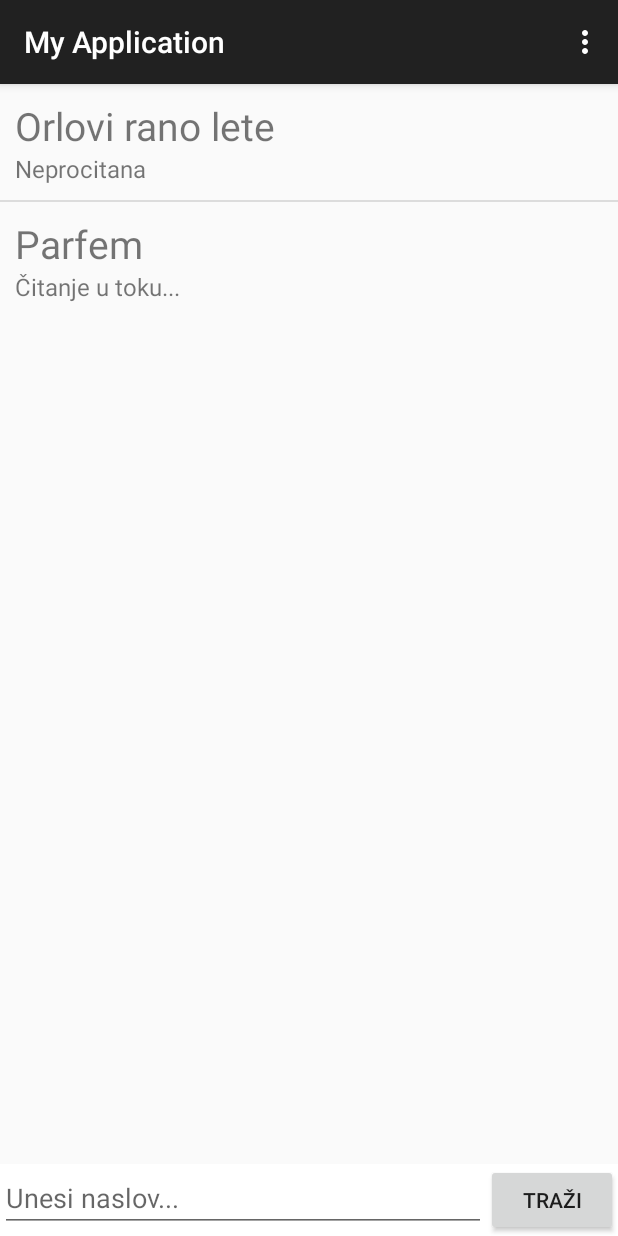
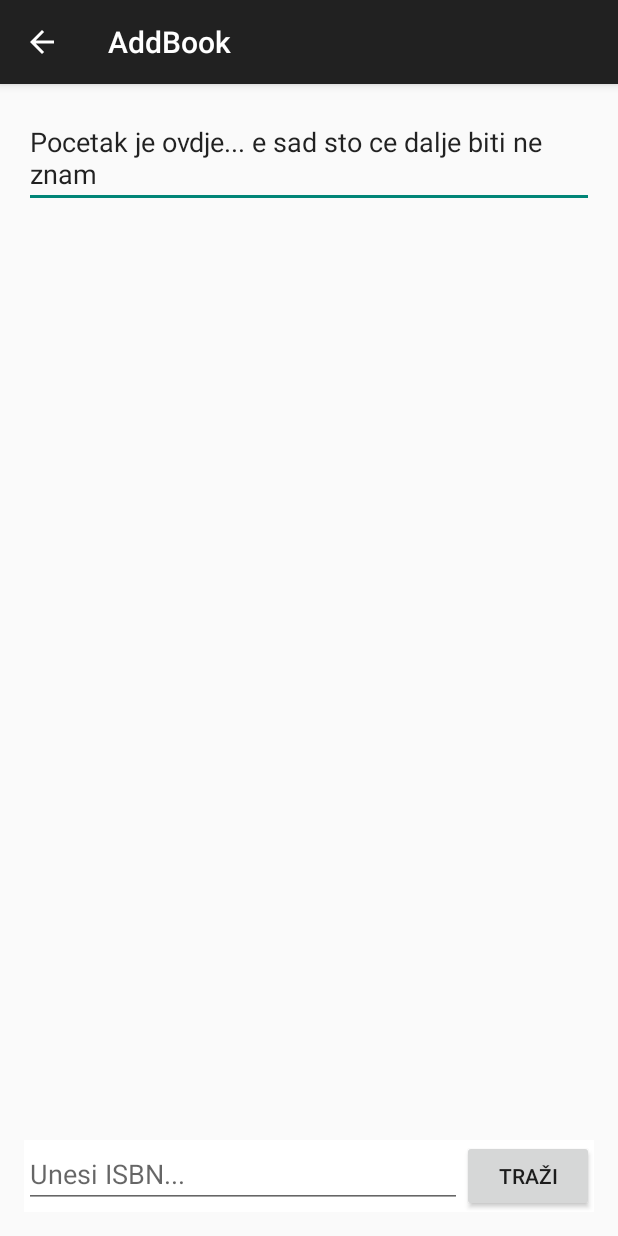
Before and after one commit to SumejjaPorca/PKKSBookDiary, an Android app: the screen it shows after launch (MainActivity before the commit, AddBook after it), in the options menu, after a tap on "Dodaj knjigu...", on a phone screen of 412 x 824 dp. Run offline under Robolectric (Android 15) with nearby library versions, the phone set to English and light mode, and no system bars.

```diff
--- a/MyApplication/app/src/main/java/ba/unsa/etf/pkks/sil/myapplication/BookDisplayActivity.java
+++ b/MyApplication/app/src/main/java/ba/unsa/etf/pkks/sil/myapplication/BookDisplayActivity.java
@@ -39,7 +39,7 @@ public class BookDisplayActivity extends AppCompatActivity {
         int id = item.getItemId();
 
         //noinspection SimplifiableIfStatement
-        if (id == R.id.action_settings) {
+        if (id == R.id.add_book) {
             return true;
         }
 
--- a/MyApplication/app/src/main/java/ba/unsa/etf/pkks/sil/myapplication/MainActivity.java
+++ b/MyApplication/app/src/main/java/ba/unsa/etf/pkks/sil/myapplication/MainActivity.java
@@ -52,7 +52,9 @@ public class MainActivity extends AppCompatActivity {
         int id = item.getItemId();
 
         //noinspection SimplifiableIfStatement
-        if (id == R.id.action_settings) {
+        if (id == R.id.add_book) {
+            Intent intent = new Intent(this,AddBook.class);
+            startActivity(intent);
             return true;
         }
 
--- /dev/null
+++ b/MyApplication/app/src/main/res/layout/activity_add_book.xml
@@ -0,0 +1,36 @@
+<RelativeLayout xmlns:android="http://schemas.android.com/apk/res/android"
+    xmlns:tools="http://schemas.android.com/tools" android:layout_width="match_parent"
+    android:layout_height="match_parent" android:paddingLeft="@dimen/activity_horizontal_margin"
+    android:paddingRight="@dimen/activity_horizontal_margin"
+    android:paddingTop="@dimen/activity_vertical_margin"
+    android:paddingBottom="@dimen/activity_vertical_margin"
+    tools:context="ba.unsa.etf.pkks.sil.myapplication.AddBook">
+    <EditText
+        android:layout_width="match_parent"
+        android:layout_height="wrap_content"
+        android:id="@+id/add_book_show"
+        android:text="Pocetak je ovdje... e sad sto ce dalje biti ne znam"/>
+
+    <LinearLayout
+        android:layout_width="match_parent"
+        android:layout_height="wrap_content"
+        android:layout_alignParentBottom="true"
+        android:background="@android:color/white"
+        android:orientation="horizontal">
+
+
+        <EditText android:id="@+id/edit_search_isbn"
+            android:layout_height="wrap_content"
+            android:layout_width="0dp"
+            android:layout_weight="9"
+            android:hint="@string/enter_isbn"
+            />
+
+        <Button
+            android:layout_width="wrap_content"
+            android:layout_height="wrap_content"
+            android:text="@string/button_search"
+            android:onClick="searchBooks"
+            />
+    </LinearLayout>
+</RelativeLayout>
--- a/MyApplication/app/src/main/res/layout/fragment_display_message.xml
+++ /dev/null
@@ -1,6 +0,0 @@
-<?xml version="1.0" encoding="utf-8"?>
-<LinearLayout xmlns:android="http://schemas.android.com/apk/res/android"
-    android:orientation="vertical" android:layout_width="match_parent"
-    android:layout_height="match_parent">
-
-</LinearLayout>
--- a/MyApplication/app/src/main/res/values/strings.xml
+++ b/MyApplication/app/src/main/res/values/strings.xml
@@ -15,4 +15,6 @@
     <string name="enter_title">Unesi naslov...</string>
     <string name="button_search">Traži</string>
     <string name="add_book">Dodaj knjigu...</string>
+    <string name="title_activity_add_book">AddBook</string>
+    <string name="enter_isbn">Unesi ISBN...</string>
 </resources>
```
Also changed, not shown: MyApplication/app/src/main/AndroidManifest.xml (+8 -0 lines), MyApplication/app/src/main/java/ba/unsa/etf/pkks/sil/myapplication/AddBook.java (added, +111 -0 lines), MyApplication/app/src/main/res/layout/activity_display_message.xml (deleted, +0 -12 lines).
